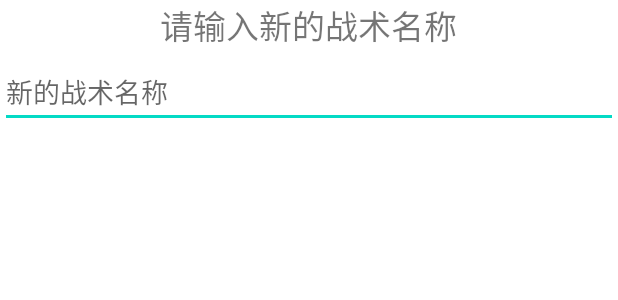
After one commit to jermyhunter/DiscBoard, an Android app: the layout dialog_rename_temp.xml on its own in the app's theme, with its tools: preview values and no code run, on a phone screen of 412 x 824 dp. The commit adds this screen. Shown: the top 300 px of the screen. Run offline under Robolectric (Android 15) with nearby library versions, the phone set to English and light mode, and no system bars.

Commit message:
add temp renaming function, and renaming/deleting check dialog

```diff
--- a/app/build.gradle
+++ b/app/build.gradle
@@ -9,7 +9,7 @@ android {
         minSdkVersion 27
         targetSdkVersion 30
         versionCode 1
-        versionName "1.1"
+        versionName "1.2"
 
         testInstrumentationRunner "androidx.test.runner.AndroidJUnitRunner"
     }
--- a/app/src/main/AndroidManifest.xml
+++ b/app/src/main/AndroidManifest.xml
@@ -10,7 +10,7 @@
         android:allowBackup="true"
         android:icon="@mipmap/discboard_icon"
         android:label="@string/app_name"
-        android:roundIcon="@mipmap/discboard_round_icon"
+        android:roundIcon="@mipmap/discboard_icon_round"
         android:supportsRtl="true"
         android:theme="@style/AppTheme">
         <activity android:name=".MainActivity"
--- a/app/src/main/java/com/example/discboard/DiscFinal.java
+++ b/app/src/main/java/com/example/discboard/DiscFinal.java
@@ -67,7 +67,7 @@ public class DiscFinal {
     public final static String EXPORT_FOLDER_SUB_PATH = "" + File.separator;
     public final static String EXPORT_FILE_SUFFIX = ".json";
     public final static String EXPORT_FILE_PREFIX = "disc_";
-    public final static String FILE_DUPLICATION_SUFFIX = "_1";
+    public final static String TEMP_DUPLICATION_SUFFIX = "_1";
 
     public final static float NORMAL_ALPHA = 0.5f;
     public final static float PRESSED_ALPHA = 1.0f;
--- a/app/src/main/java/com/example/discboard/fragments/AnimatedBoardFragment.java
+++ b/app/src/main/java/com/example/discboard/fragments/AnimatedBoardFragment.java
@@ -3,7 +3,7 @@ package com.example.discboard.fragments;
 import static android.app.AlertDialog.*;
 
 import static com.example.discboard.DiscFinal.AUTO_SAVE_DELAY;
-import static com.example.discboard.DiscFinal.FILE_DUPLICATION_SUFFIX;
+import static com.example.discboard.DiscFinal.TEMP_DUPLICATION_SUFFIX;
 import static com.example.discboard.DiscFinal.NORMAL_ALPHA;
 import static com.example.discboard.DiscFinal.PRESSED_ALPHA;
 import static com.example.discboard.DiscFinal.USER_DATA_AUTO_SAVE_MARK;
@@ -525,7 +525,7 @@ public class AnimatedBoardFragment extends Fragment {
 
                         // check the possibility of name duplication
                         while (mJsonDataHelper.checkNameDuplication(temp_name)){
-                            temp_name = temp_name + FILE_DUPLICATION_SUFFIX;
+                            temp_name = temp_name + TEMP_DUPLICATION_SUFFIX;
                         }
                         mAnimatedDiscBoard.saveAniDots(temp_name);
                         mSaveDialogListener.onSaveListener(temp_name);
--- a/app/src/main/java/com/example/discboard/fragments/FeedbackFragment.java
+++ b/app/src/main/java/com/example/discboard/fragments/FeedbackFragment.java
@@ -12,7 +12,9 @@ import androidx.fragment.app.Fragment;
 import android.view.LayoutInflater;
 import android.view.View;
 import android.view.ViewGroup;
+import android.widget.TextView;
 
+import com.example.discboard.BuildConfig;
 import com.example.discboard.R;
 
 /**
@@ -69,6 +71,10 @@ public class FeedbackFragment extends Fragment {
             }
         });
 
+        String version_name = BuildConfig.VERSION_NAME;
+        TextView verInfoTxt = v.findViewById(R.id.ver_info_txt);
+        verInfoTxt.setText("ver" + version_name);
+
         return v;
     }
 }
--- /dev/null
+++ b/app/src/main/res/layout/dialog_rename_temp.xml
@@ -0,0 +1,37 @@
+<?xml version="1.0" encoding="utf-8"?>
+<LinearLayout  xmlns:android="http://schemas.android.com/apk/res/android"
+    xmlns:tools="http://schemas.android.com/tools"
+    android:layout_width="match_parent"
+    android:layout_height="match_parent"
+    android:orientation="vertical"
+    tools:context=".MainActivity"
+    tools:ignore="MissingDefaultResource">
+
+    <LinearLayout
+        android:layout_width="match_parent"
+        android:layout_height="match_parent"
+        android:orientation="vertical">
+
+        <LinearLayout
+            android:layout_width="match_parent"
+            android:layout_height="wrap_content"
+            android:layout_rowSpan="1"
+            android:layout_columnSpan="1"
+            android:layout_marginBottom="@dimen/btn_margin_single_gap"
+            android:gravity="center"
+            android:orientation="horizontal">
+            <TextView
+                android:layout_width="wrap_content"
+                android:layout_height="wrap_content"
+                android:text="请输入新的战术名称"
+                android:textSize="22sp" />
+        </LinearLayout>
+        <EditText
+            android:id="@+id/new_name_input"
+            android:layout_width="match_parent"
+            android:layout_height="wrap_content"
+            android:layout_rowSpan="1"
+            android:layout_columnSpan="1"
+            android:hint="新的战术名称" />
+    </LinearLayout>
+</LinearLayout>
```
Also changed, not shown: app/src/main/java/com/example/discboard/JsonDataHelper.java (+35 -2 lines), app/src/main/java/com/example/discboard/adapter/AnimTempItemDelAdapter.java (+33 -9 lines), app/src/main/java/com/example/discboard/dialogs/DelCheckDialog.java (added, +67 -0 lines), app/src/main/java/com/example/discboard/dialogs/RenameTempDialog.java (added, +63 -0 lines), app/src/main/java/com/example/discboard/fragments/DelTemplatePad.java (+10 -4 lines), app/src/main/java/com/example/discboard/fragments/SettingsFragment.java (+3 -8 lines), app/src/main/res/layout/dialog_auto_save_init.xml (+11 -2 lines), app/src/main/res/layout/dialog_del_check.xml (added, +29 -0 lines), app/src/main/res/layout/fragment_del_template_pad.xml (+11 -3 lines), app/src/main/res/layout/fragment_feedback.xml (+21 -4 lines), app/src/main/res/mipmap-hdpi/discboard_icon.png, app/src/main/res/mipmap-hdpi/discboard_icon_round.png (added), app/src/main/res/mipmap-hdpi/discboard_round_icon.png (deleted).
